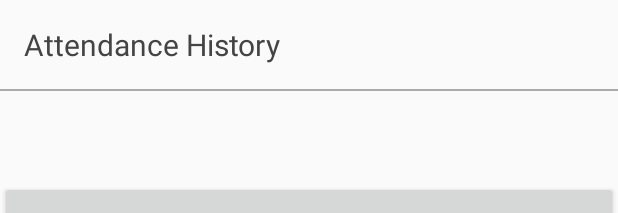
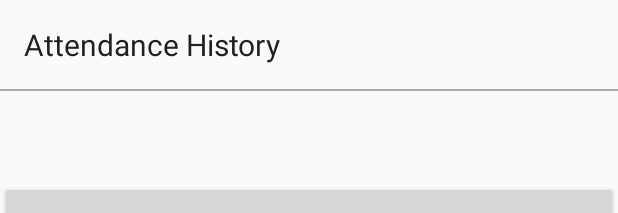
Before and after one commit to agarwasg/A10Dance, an Android app: the layout generic_card.xml on its own in the app's theme, with its tools: preview values and no code run, on a phone screen of 412 x 824 dp. Shown: the top 213 px of the screen. Run offline under Robolectric (Android 15) with nearby library versions, the phone set to English and light mode, and no system bars.

Commit message:
More materila desing fixes

```diff
--- a/app/build.gradle
+++ b/app/build.gradle
@@ -31,8 +31,9 @@ dependencies {
     compile fileTree(dir: 'libs', include: ['*.jar'])
     compile 'com.android.support:appcompat-v7:22.1.0'
     compile 'com.couchbase.lite:couchbase-lite-android:1.0.4'
-    compile 'com.android.support:cardview-v7:21.0.3'
-    compile 'com.android.support:recyclerview-v7:21.0.3'
+    compile 'com.android.support:cardview-v7:22.1.0'
+    compile 'com.android.support:recyclerview-v7:22.1.0'
+    compile 'com.android.support:design:22.2.0'
     compile 'com.getbase:floatingactionbutton:1.9.0'
     compile 'com.android.support:support-annotations:22.0.0'
     compile 'com.google.android.gms:play-services-drive:7.0.0'
--- a/app/src/main/java/com/pp/a10dance/activity/MainActivity.java
+++ b/app/src/main/java/com/pp/a10dance/activity/MainActivity.java
@@ -30,7 +30,6 @@ public class MainActivity extends AppCompatActivity implements
 
     public void restoreActionBar() {
         ActionBar actionBar = getSupportActionBar();
-        actionBar.setNavigationMode(ActionBar.NAVIGATION_MODE_STANDARD);
         actionBar.setDisplayShowTitleEnabled(true);
         actionBar.setTitle(mTitle);
     }
--- a/app/src/main/java/com/pp/a10dance/adapter/ClassListRecyclerAdapter.java
+++ b/app/src/main/java/com/pp/a10dance/adapter/ClassListRecyclerAdapter.java
@@ -1,7 +1,7 @@
 package com.pp.a10dance.adapter;
 
 import android.content.Context;
-import android.support.v7.app.ActionBarActivity;
+import android.support.v7.app.AppCompatActivity;
 import android.support.v7.widget.RecyclerView;
 import android.view.LayoutInflater;
 import android.view.View;
@@ -32,7 +32,7 @@ public class ClassListRecyclerAdapter extends
     }
 
     public ClassListRecyclerAdapter(Context context, LiveQuery query,
-                                    OnItemClickListener listener) {
+            OnItemClickListener listener) {
         this.context = context;
         this.query = query;
         this.mListener = listener;
@@ -41,7 +41,7 @@ public class ClassListRecyclerAdapter extends
         query.addChangeListener(new LiveQuery.ChangeListener() {
             @Override
             public void changed(final LiveQuery.ChangeEvent event) {
-                ((ActionBarActivity) ClassListRecyclerAdapter.this.context)
+                ((AppCompatActivity) ClassListRecyclerAdapter.this.context)
                         .runOnUiThread(new Runnable() {
                             @Override
                             public void run() {
--- a/app/src/main/java/com/pp/a10dance/view/AttendanceCard.java
+++ b/app/src/main/java/com/pp/a10dance/view/AttendanceCard.java
@@ -61,7 +61,7 @@ public class AttendanceCard extends CardView {
             @Override
             public void onClick(View view) {
                 attenDanceButton.setBackgroundColor(getResources().getColor(
-                        R.color.grey_text_color));
+                        R.color.accent));
                 if (onAttendanceClickListener != null) {
                     mIsPresent = !mIsPresent;
                     onAttendanceClickListener.onAttendanceClick(
--- a/app/src/main/res/drawable/semitransparent_background.xml
+++ b/app/src/main/res/drawable/semitransparent_background.xml
@@ -1,10 +1,10 @@
 <?xml version="1.0" encoding="utf-8"?>
 <shape xmlns:android="http://schemas.android.com/apk/res/android">
-    <solid android:color="@color/a10dancetheme_color_semitransparent" />
+    <solid android:color="@color/accent" />
     <padding
+        android:bottom="4dp"
         android:left="16dp"
-        android:top="4dp"
         android:right="16dp"
-        android:bottom="4dp" />
+        android:top="4dp" />
     <corners android:radius="2dp" />
 </shape>
--- a/app/src/main/res/layout/generic_card.xml
+++ b/app/src/main/res/layout/generic_card.xml
@@ -1,19 +1,19 @@
 <?xml version="1.0" encoding="utf-8"?>
 <LinearLayout xmlns:android="http://schemas.android.com/apk/res/android"
     xmlns:tools="http://schemas.android.com/tools"
-    android:orientation="vertical"
     android:layout_width="match_parent"
-    android:layout_height="match_parent">
+    android:layout_height="match_parent"
+    android:orientation="vertical">
 
     <TextView
         android:id="@+id/list_card_title"
         android:layout_width="match_parent"
         android:layout_height="wrap_content"
+        android:fontFamily="sans-serif"
         android:padding="16dp"
         android:text="@string/attendance_history"
+        android:textColor="@color/primary_text"
         android:textSize="@dimen/card_title_text_size"
-        android:textColor="@color/grey_text_color"
-        android:fontFamily="sans-serif"
         tools:text="Attendance History" />
 
     <View
@@ -22,18 +22,18 @@
         android:background="@android:color/darker_gray" />
 
     <LinearLayout
+        android:id="@+id/container"
         android:layout_width="match_parent"
         android:layout_height="60dp"
-        android:id="@+id/container"
         android:orientation="vertical"></LinearLayout>
 
 
     <Button
         android:id="@+id/call_to_action_button"
+        style="@style/a10dance_action_button"
         android:layout_width="match_parent"
         android:layout_height="wrap_content"
-        android:text="See Attendance History"
-        style="@style/a10dance_action_button"
-        android:layout_margin="0dp" />
+        android:layout_margin="0dp"
+        android:text="See Attendance History" />
 
 </LinearLayout>
--- a/app/src/main/res/layout/recycler_view_item_row.xml
+++ b/app/src/main/res/layout/recycler_view_item_row.xml
@@ -13,7 +13,7 @@
         android:paddingLeft="16dp"
         android:paddingTop="16dp"
         android:text="Medium Text"
-        android:textColor="@color/grey_text_color"
+        android:textColor="@color/primary_text"
         android:textSize="18sp" />
 
 </LinearLayout>
--- a/app/src/main/res/values-v21/themes_a10dancetheme.xml
+++ b/app/src/main/res/values-v21/themes_a10dancetheme.xml
@@ -9,6 +9,7 @@
         <item name="android:windowAllowReturnTransitionOverlap">true</item>
         <item name="android:windowSharedElementEnterTransition">@android:transition/move</item>
         <item name="android:windowSharedElementExitTransition">@android:transition/move</item>
+        <item name="android:windowTranslucentStatus">true</item>
     </style>
 
 </resources>
--- a/app/src/main/res/values/colors_a10dancetheme.xml
+++ b/app/src/main/res/values/colors_a10dancetheme.xml
@@ -1,11 +1,12 @@
 <?xml version="1.0" encoding="utf-8"?>
 <resources>
-    <color name="a10dancetheme_color_primary">#ffa32929</color>
-    <color name="a10dancetheme_color_primary_dark">#ffa32929</color>
-    <color name="a10dancetheme_color_accent">#ffa32929</color>
+    <color name="primary">#3F51B5</color>
+    <color name="primary_dark">#303F9F</color>
+    <color name="primary_light">#C5CAE9</color>
+    <color name="accent">#FF5722</color>
+    <color name="primary_text">#212121</color>
+    <color name="secondary_text">#727272</color>
+    <color name="light_text">#FFFFFF</color>
+    <color name="divider">#B6B6B6</color>
     <color name="a10dancetheme_color_semitransparent">#bba32929</color>
-    <color name="grey_text_color">#444</color>
-    <color name="half_black">#808080</color>
-    <color name="white">#fafafa</color>
-    <color name="white_pressed">#f1f1f1</color>
 </resources>
--- a/app/src/main/res/values/styles.xml
+++ b/app/src/main/res/values/styles.xml
@@ -28,6 +28,6 @@
 
     <style name="menu_labels_style">
         <item name="android:background">@drawable/semitransparent_background</item>
-        <item name="android:textColor">@color/white</item>
+        <item name="android:textColor">@color/light_text</item>
     </style>
 </resources>
--- a/app/src/main/res/values/themes_a10dancetheme.xml
+++ b/app/src/main/res/values/themes_a10dancetheme.xml
@@ -6,8 +6,9 @@
     <style name="A10DanceTheme" parent="@style/_A10DanceTheme" />
 
     <style name="_A10DanceTheme" parent="Theme.AppCompat.Light.DarkActionBar">
-        <item name="colorPrimary">@color/a10dancetheme_color_primary</item>
-        <item name="colorPrimaryDark">@color/a10dancetheme_color_primary</item>
+        <item name="colorPrimary">@color/primary</item>
+        <item name="colorPrimaryDark">@color/primary_dark</item>
+        <item name="colorAccent">@color/accent</item>
         <item name="android:windowNoTitle">true</item>
         <item name="windowActionBar">false</item>
         <item name="windowNoTitle">true</item>
```
Also changed, not shown: app/src/main/res/layout/activity_main.xml (+21 -21 lines), app/src/main/res/layout/student_list.xml (+16 -15 lines), app/src/main/res/layout/toolbar.xml (+5 -5 lines), 1 other file.
